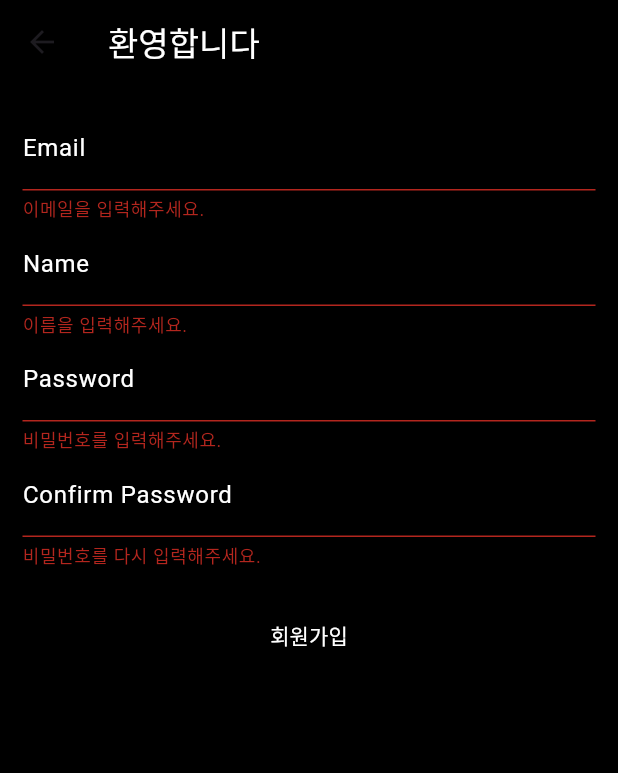
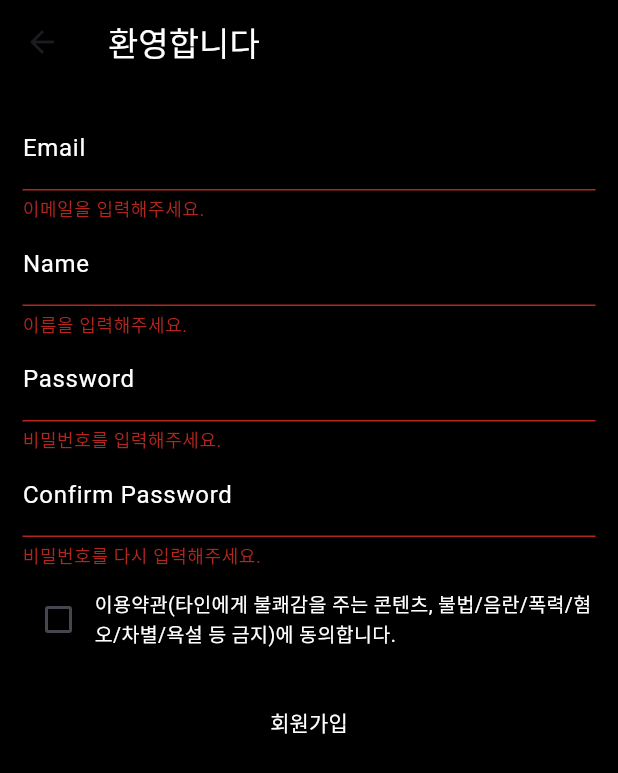
Before and after one commit to hwi1412/plangram-iOS-fix, a Flutter app: the SignUpScreen screen opened by its route, after a tap on "회원가입", on a phone screen of 412 x 824 dp. Shown: the top 773 px of the screen. Run offline on Flutter 3.47's test engine with Material 3 defaults, Android fonts, the light colour scheme and no system bars; our stand-ins replace cloud_firestore, firebase_auth, firebase_core, firebase_storage, flutter_colorpicker, google_fonts and 2 more; accounts and stored records are empty.

Commit message:
약관 동의 체크박스 생성

```diff
--- a/lib/screen/bottom.navigate/search.dart
+++ b/lib/screen/bottom.navigate/search.dart
@@ -287,8 +287,9 @@ class _SearchScreenState extends State<SearchScreen>
                     ScaffoldMessenger.of(context).showSnackBar(
                       const SnackBar(
                         content: Text(
-                          '신고가 정상적으로 접수되었습니다. 운영팀에서 검토 후 필요한 조치를 취할 예정입니다.',
+                          '신고가 정상적으로 접수되었습니다. 운영팀에서 검토 후 필요한 조치를 취할 예정입니다.\nReported content will be reviewed within 24 hours.',
                         ),
+                        duration: Duration(seconds: 5),
                       ),
                     );
                   },
--- a/lib/screen/signup_screen.dart
+++ b/lib/screen/signup_screen.dart
@@ -17,6 +17,7 @@ class SignUpScreenState extends State<SignUpScreen> {
   final TextEditingController passwordController = TextEditingController();
   final TextEditingController confirmPasswordController =
       TextEditingController();
+  bool _agreedToEula = false;
 
   // 새 키워드 목록 생성 함수
   List<String> generateKeywords(String email) {
@@ -29,6 +30,12 @@ class SignUpScreenState extends State<SignUpScreen> {
 
   Future<void> signUp() async {
     if (_formKey.currentState!.validate()) {
+      if (!_agreedToEula) {
+        ScaffoldMessenger.of(context).showSnackBar(
+          const SnackBar(content: Text('이용약관에 동의해야 회원가입이 가능합니다.')),
+        );
+        return;
+      }
       if (passwordController.text != confirmPasswordController.text) {
         ScaffoldMessenger.of(context).showSnackBar(
           const SnackBar(content: Text('비밀번호가 일치하지 않습니다.')),
@@ -157,6 +164,32 @@ class SignUpScreenState extends State<SignUpScreen> {
                   return null;
                 },
               ),
+              const SizedBox(height: 10),
+              Row(
+                children: [
+                  Checkbox(
+                    value: _agreedToEula,
+                    onChanged: (val) {
+                      setState(() {
+                        _agreedToEula = val ?? false;
+                      });
+                    },
+                  ),
+                  Expanded(
+                    child: GestureDetector(
+                      onTap: () {
+                        setState(() {
+                          _agreedToEula = !_agreedToEula;
+                        });
+                      },
+                      child: const Text(
+                        '이용약관(타인에게 불쾌감을 주는 콘텐츠, 불법/음란/폭력/혐오/차별/욕설 등 금지)에 동의합니다.',
+                        style: TextStyle(color: Colors.white, fontSize: 13),
+                      ),
+                    ),
+                  ),
+                ],
+              ),
               const SizedBox(height: 20),
               TextButton(
                 onPressed: signUp,
```
Also changed, not shown: lib/admin/admin_dashboard.dart (+27 -0 lines).
